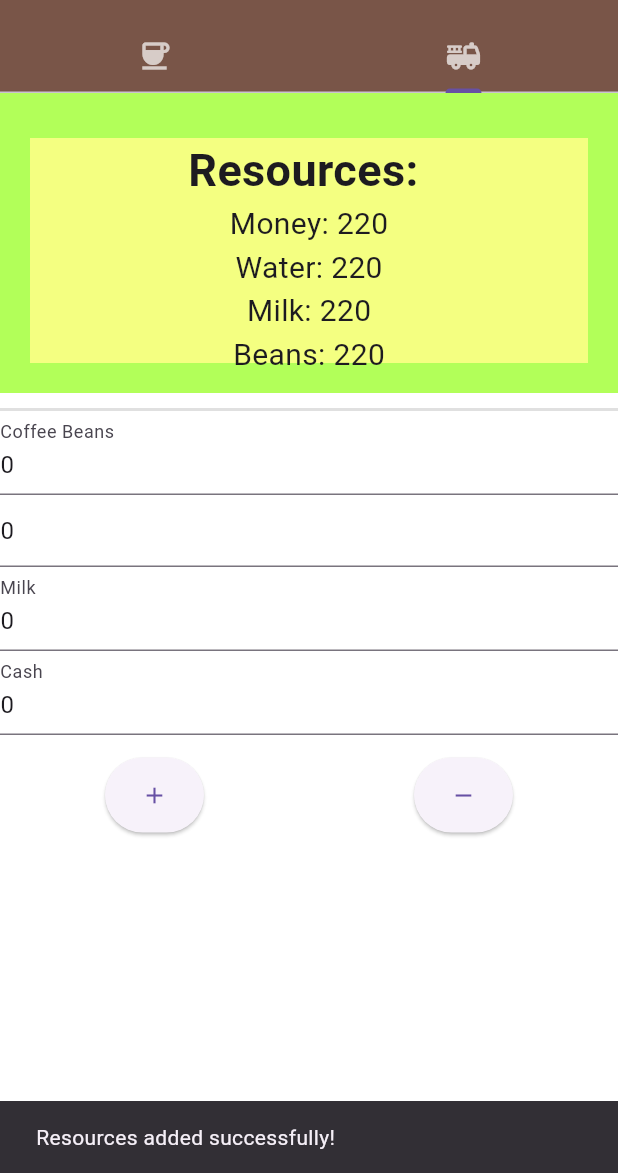
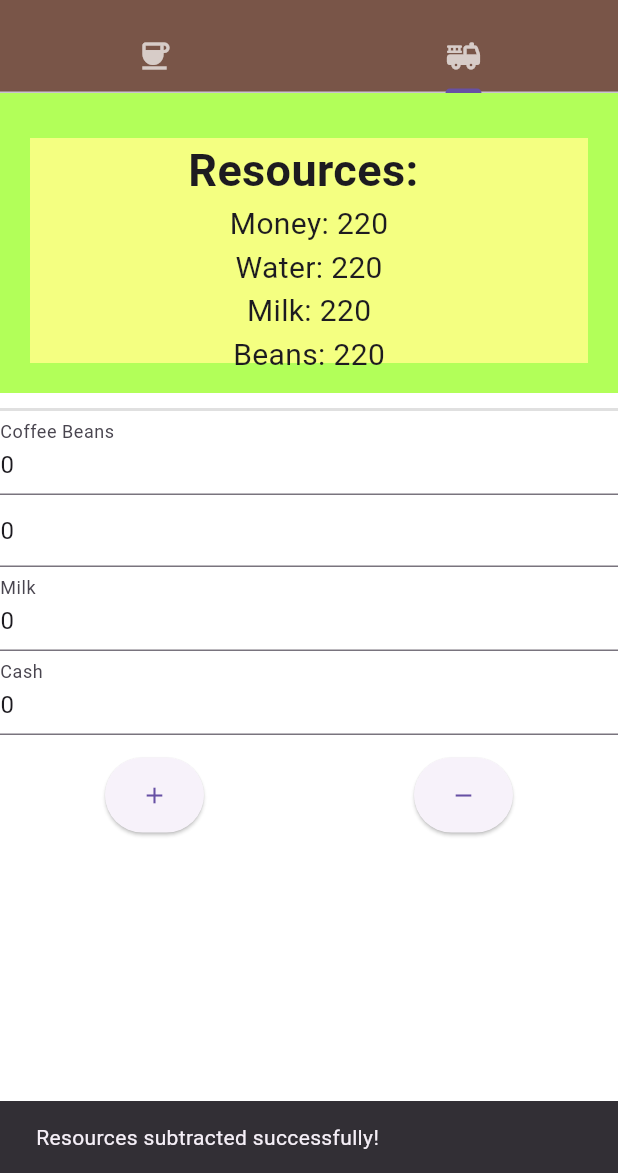
Before and after one commit to YaRus02/IT2001_Lobanov, a Flutter app: the screen it shows after launch, tab 2 chosen, after a tap on the "remove" icon, on a phone screen of 412 x 824 dp, the part 63-1236 px from its top. Run offline on Flutter 3.47's test engine with Material 2 defaults, Android fonts, the phone set to English and light mode, and no system bars.

```diff
--- a/lab12/lib/Classes/Pages/ControlPanel.dart
+++ b/lab12/lib/Classes/Pages/ControlPanel.dart
@@ -186,7 +186,7 @@ class _ControlPanel extends State<ControlPanel> {
                         _subtractResources();
                         ScaffoldMessenger.of(context).showSnackBar(
                           const SnackBar(
-                              content: Text('Resources added successfully!')),
+                              content: Text('Resources subtracted successfully!')),
                         );
                       }
                     },
```
